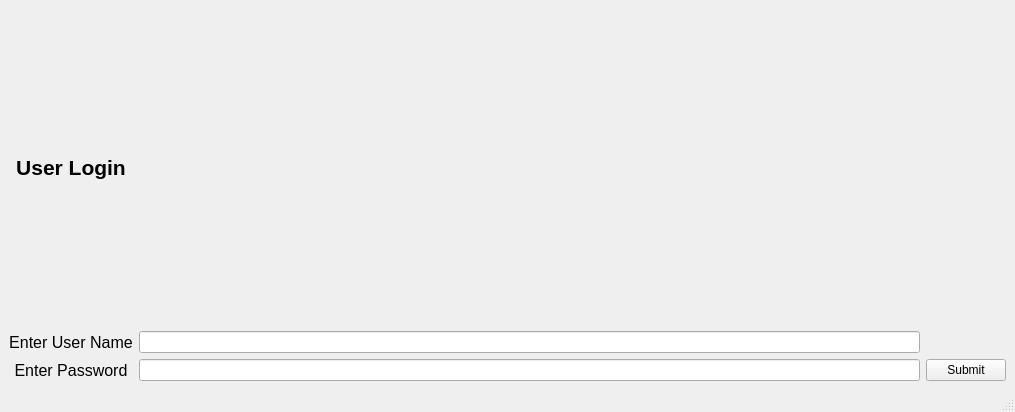
This is UserLoginWindow.ui in himanshu53929/cppCodes as Qt 5 draws it before an edit. The edited form follows.
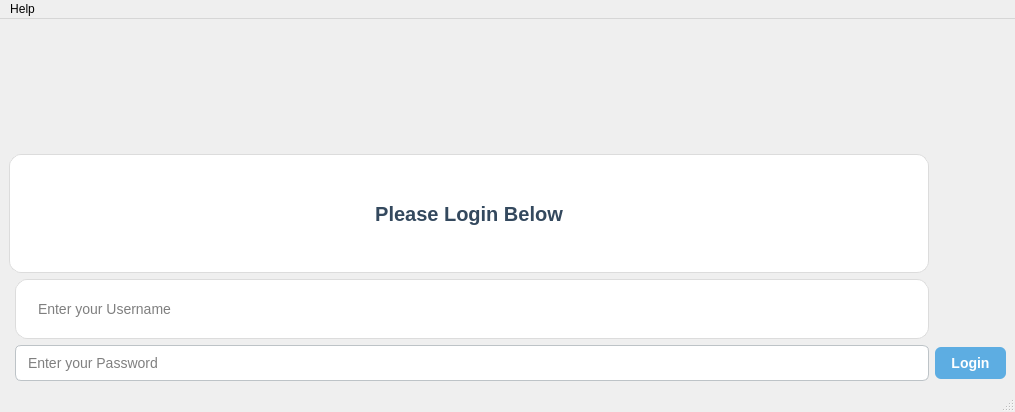
This is the edited form. Icons and pictures are not drawn.

What changed in the file:
```diff
--- a/UserLoginWindow.ui
+++ b/UserLoginWindow.ui
@@ -14,63 +14,137 @@
    <string>MainWindow</string>
   </property>
   <widget class="QWidget" name="centralwidget">
+   <property name="styleSheet">
+    <string notr="true">
+
+
+/* Main Background with Gradient */
+QWidget {
+    background: qlineargradient(spread:pad, x1:0, y1:0, x2:1, y2:1,
+                                 stop:0 #cfd9df, stop:1 #e2ebf0);
+}
+
+/* Title Label (Subtitle) */
+QLabel {
+    font-size: 16px;
+    font-weight: bold;
+    color: #2c3e50;
+}
+
+/* Main Heading */
+#label_2 {
+    font-size: 20px;
+    font-weight: bold;
+    color: #34495e;
+}
+
+/* Input Fields */
+QLineEdit {
+    border: 1px solid #bdc3c7;
+    border-radius: 6px;
+    padding: 8px 10px;
+    font-size: 14px;
+    background-color: #ffffff;
+	color: black;
+}
+QLineEdit:focus {
+    border: 1px solid #5dade2;
+    background-color: #f0faff;
+}
+
+/* Login Button */
+QPushButton {
+    background-color: #5dade2;
+    color: white;
+    font-weight: bold;
+    font-size: 14px;
+    padding: 8px 16px;
+    border-radius: 6px;
+    border: none;
+}
+QPushButton:hover {
+    background-color: #3498db;
+}
+QPushButton:pressed {
+    background-color: #2e86c1;
+}
+
+/* Floating Card Effect */
+QWidget#label_2,
+QWidget#sumbit_button,
+QWidget#userName,
+QWidget#Password {
+    background-color: transparent;
+}
+
+QWidget#label_2,
+QWidget#sumbit_button,
+QWidget#userName,
+QWidget#Password{
+    background-color: white;
+    border-radius: 12px;
+    border: 1px solid #dcdcdc;
+    padding: 20px;
+}
+</string>
+   </property>
    <layout class="QGridLayout" name="gridLayout">
-    <item row="0" column="0">
-     <widget class="QLabel" name="label_2">
-      <property name="font">
-       <font>
-        <pointsize>16</pointsize>
-        <bold>true</bold>
-       </font>
-      </property>
-      <property name="text">
-       <string>User Login</string>
-      </property>
-      <property name="alignment">
-       <set>Qt::AlignmentFlag::AlignCenter</set>
-      </property>
-     </widget>
-    </item>
-    <item row="1" column="0">
-     <widget class="QLabel" name="label">
-      <property name="font">
-       <font>
-        <pointsize>12</pointsize>
-       </font>
-      </property>
-      <property name="text">
-       <string>Enter User Name</string>
-      </property>
-      <property name="alignment">
-       <set>Qt::AlignmentFlag::AlignCenter</set>
-      </property>
-     </widget>
-    </item>
-    <item row="1" column="1">
-     <widget class="QLineEdit" name="userName"/>
-    </item>
-    <item row="2" column="0">
-     <widget class="QLabel" name="label_3">
-      <property name="font">
-       <font>
-        <pointsize>12</pointsize>
-       </font>
-      </property>
-      <property name="text">
-       <string>Enter Password</string>
-      </property>
-      <property name="alignment">
-       <set>Qt::AlignmentFlag::AlignCenter</set>
-      </property>
-     </widget>
-    </item>
     <item row="2" column="1">
-     <widget class="QLineEdit" name="userPassword"/>
+     <widget class="QLineEdit" name="userName">
+      <property name="styleSheet">
+       <string notr="true"/>
+      </property>
+      <property name="placeholderText">
+       <string>Enter your Username</string>
+      </property>
+     </widget>
     </item>
-    <item row="2" column="2">
+    <item row="3" column="1">
+     <widget class="QLineEdit" name="userPassword">
+      <property name="echoMode">
+       <enum>QLineEdit::EchoMode::Password</enum>
+      </property>
+      <property name="placeholderText">
+       <string>Enter your Password</string>
+      </property>
+     </widget>
+    </item>
+    <item row="1" column="0" colspan="2">
+     <widget class="QLabel" name="label_2">
+      <property name="font">
+       <font>
+        <pointsize>-1</pointsize>
+        <bold>true</bold>
+       </font>
+      </property>
+      <property name="text">
+       <string>Please Login Below</string>
+      </property>
+      <property name="alignment">
+       <set>Qt::AlignmentFlag::AlignCenter</set>
+      </property>
+     </widget>
+    </item>
+    <item row="3" column="2">
      <widget class="QPushButton" name="submit_button">
       <property name="text">
-       <string>Submit</string>
+       <string>Login</string>
+      </property>
+     </widget>
+    </item>
+    <item row="0" column="0" colspan="3">
+     <widget class="QLabel" name="random_message">
+      <property name="font">
+       <font>
+        <pointsize>-1</pointsize>
+        <bold>true</bold>
+       </font>
+      </property>
+      <property name="text">
+       <string/>
+      </property>
+      <property name="alignment">
+       <set>Qt::AlignmentFlag::AlignCenter</set>
       </property>
      </widget>
     </item>
@@ -85,6 +159,13 @@
      <height>25</height>
     </rect>
    </property>
+   <widget class="QMenu" name="menuRefresh">
+    <property name="title">
+     <string>Help</string>
+    </property>
+    <addaction name="actionrefresh"/>
+   </widget>
+   <addaction name="menuRefresh"/>
   </widget>
   <widget class="QStatusBar" name="statusbar"/>
  </widget>
```
Left out of the diff: 11 changed lines with no effect on the pictures.
